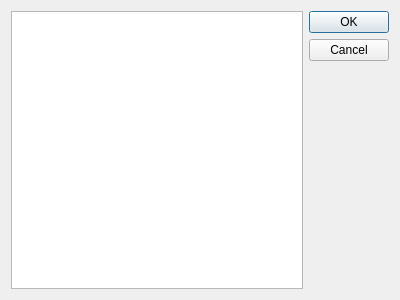
Old version of the form src/ra/logfileselectiondialog.ui in the repository robotics-erlangen/framework.
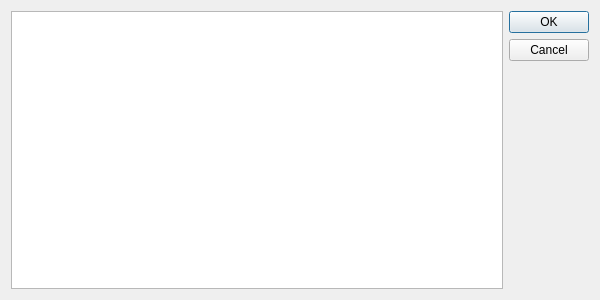
New version of the form.

Commit message:
Ra: logfileselectiondialog: make wider
Right now, our default log naming convention does not fit otherwise

```diff
--- a/src/ra/logfileselectiondialog.ui
+++ b/src/ra/logfileselectiondialog.ui
@@ -6,7 +6,7 @@
    <rect>
     <x>0</x>
     <y>0</y>
-    <width>400</width>
+    <width>600</width>
     <height>300</height>
    </rect>
   </property>
```
